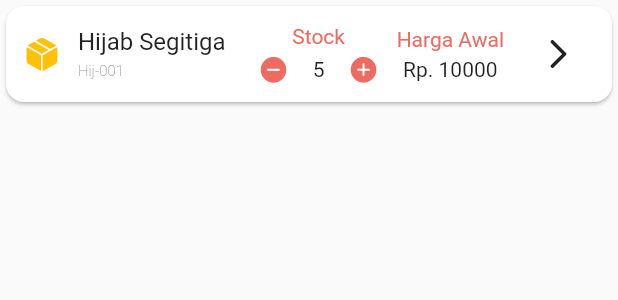
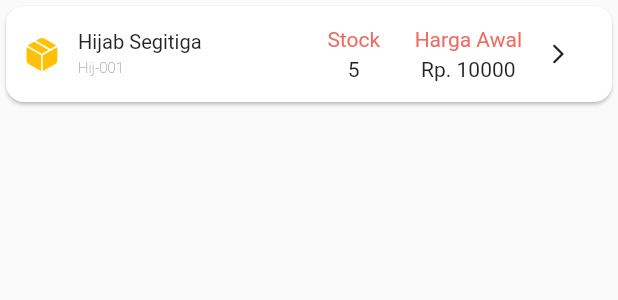
Before and after one commit to lamkhil/widuri, a Flutter app: the CardBarang widget shown alone on an empty page, opened directly, on a phone screen of 412 x 824 dp. Shown: the top 300 px of the screen. Run offline on Flutter 3.47's test engine with Material 2 defaults, Android fonts, the phone set to English and light mode, and no system bars; our stand-ins replace persistent_bottom_nav_bar.

Commit message:
DaftarBarangv1

```diff
--- a/lib/views/daftar_barang.dart
+++ b/lib/views/daftar_barang.dart
@@ -29,6 +29,8 @@ class _DaftarBarangState extends State<DaftarBarang>
 
   @override
   Widget build(BuildContext context) {
+    var w = MediaQuery.of(context);
+
     return Scaffold(
         backgroundColor: backgroundColor,
         floatingActionButton: Padding(
@@ -174,6 +176,7 @@ class CardBarang extends StatelessWidget {
 
   @override
   Widget build(BuildContext context) {
+    var w = MediaQuery.of(context).size.width;
     return new Container(
       child: Card(
           shape:
@@ -194,13 +197,16 @@ class CardBarang extends StatelessWidget {
                         SizedBox(
                           width: 12.0,
                         ),
-                        Column(
+                        Container(
+                          constraints: BoxConstraints(maxWidth: w * 0.2),
+                          child: Column(
                             mainAxisAlignment: MainAxisAlignment.center,
                             crossAxisAlignment: CrossAxisAlignment.start,
                             children: <Widget>[
-                            Text(
+                              FittedBox(
+                                child: Text(
                                   namaBarang,
-                              style: TextStyle(fontSize: 16.0),
+                                ),
                               ),
                               SizedBox(
                                 height: 4,
@@ -208,9 +214,11 @@ class CardBarang extends StatelessWidget {
                               Text(
                                 idBarang,
                                 style: TextStyle(
-                                  fontSize: 10.0, fontWeight: FontWeight.w200),
+                                    fontSize: 10.0,
+                                    fontWeight: FontWeight.w200),
                               )
                             ],
+                          ),
                         ),
                       ],
                     ),
@@ -228,22 +236,6 @@ class CardBarang extends StatelessWidget {
                               SizedBox(
                                 height: 4.0,
                               ),
-                            Row(
-                                mainAxisAlignment:
-                                    MainAxisAlignment.spaceEvenly,
-                                children: <Widget>[
-                                  IconButton(
-                                    padding: EdgeInsets.zero,
-                                    constraints: BoxConstraints(),
-                                    onPressed: () {},
-                                    icon:
-                                        Icon(CupertinoIcons.minus_circle_fill),
-                                    color: primaryColor,
-                                    iconSize: 20,
-                                  ),
-                                  SizedBox(
-                                    width: 12.0,
-                                  ),
                               Container(
                                 constraints: BoxConstraints(minWidth: 16.0),
                                 child: Text(
@@ -254,31 +246,21 @@ class CardBarang extends StatelessWidget {
                                   ),
                                 ),
                               ),
+                            ]),
                         SizedBox(
-                                    width: 12.0,
-                                  ),
-                                  IconButton(
-                                    padding: EdgeInsets.zero,
-                                    constraints: BoxConstraints(),
-                                    onPressed: () {},
-                                    icon: Icon(CupertinoIcons.plus_circle_fill),
-                                    color: primaryColor,
-                                    iconSize: 20,
-                                  ),
-                                ])
-                          ],
-                        ),
-                        SizedBox(
-                          width: 12.0,
+                          width: 23.0,
                         ),
                         Column(
                           mainAxisAlignment: MainAxisAlignment.center,
                           children: <Widget>[
-                            Text(
+                            FittedBox(
+                              fit: BoxFit.contain,
+                              child: Text(
                                 'Harga Awal',
                                 style: TextStyle(
                                   fontSize: 14.0,
                                   color: primaryColor,
+                                ),
                               ),
                             ),
                             SizedBox(
@@ -290,12 +272,9 @@ class CardBarang extends StatelessWidget {
                                 )),
                           ],
                         ),
-                        SizedBox(
-                          width: 12.0,
-                        ),
                         IconButton(
                             onPressed: () {},
-                            icon: Icon(Icons.arrow_forward_ios_rounded))
+                            icon: Icon(Icons.arrow_forward_ios_rounded),iconSize: 16.0,)
                       ],
                     )
                   ],
```
Lines whose indentation alone changed are shown as unchanged.
